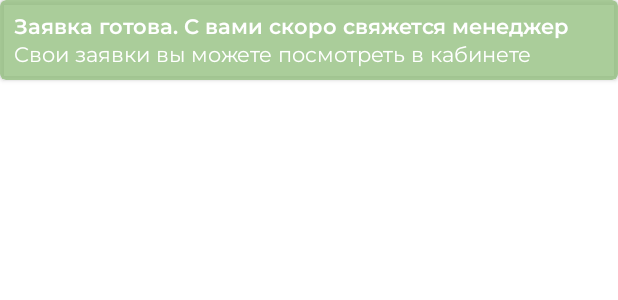
After one commit to MikaOlala/toigether-anddroid-app, an Android app: the layout toast.xml on its own in the app's theme, with its tools: preview values and no code run, on a phone screen of 412 x 824 dp. The commit adds this screen. Shown: the top 300 px of the screen. Run offline under Robolectric (Android 15) with nearby library versions, the phone set to English and light mode, and no system bars.

Commit message:
made toast

```diff
--- a/app/src/main/java/com/example/toigether/organizations/OrganizationActivity.java
+++ b/app/src/main/java/com/example/toigether/organizations/OrganizationActivity.java
@@ -15,6 +15,8 @@ import android.os.Bundle;
 import android.text.SpannableString;
 import android.text.style.UnderlineSpan;
 import android.util.Log;
+import android.view.Gravity;
+import android.view.LayoutInflater;
 import android.view.View;
 import android.view.ViewGroup;
 import android.view.Window;
@@ -24,6 +26,7 @@ import android.widget.ImageView;
 import android.widget.ListView;
 import android.widget.SearchView;
 import android.widget.TextView;
+import android.widget.Toast;
 
 import com.example.toigether.R;
 import com.example.toigether.adapters.CustomPager;
@@ -120,6 +123,7 @@ public class OrganizationActivity extends AppCompatActivity {
         dialog.setContentView(R.layout.dialog_make_meeting);
 
         TextView cancel = dialog.findViewById(R.id.cancel);
+        Button call = dialog.findViewById(R.id.call);
         ListView list = dialog.findViewById(R.id.servicesList);
 
         Gson gson = new Gson();
@@ -141,6 +145,23 @@ public class OrganizationActivity extends AppCompatActivity {
 
         dialog.show();
 
+        call.setOnClickListener(new View.OnClickListener() {
+            @Override
+            public void onClick(View view) {
+                LayoutInflater inflater = getLayoutInflater();
+                View layout = inflater.inflate(R.layout.toast,
+                        (ViewGroup) findViewById(R.id.toast));
+
+                Toast toast = new Toast(getApplicationContext());
+                toast.setGravity(Gravity.TOP, 0, 30);
+                toast.setDuration(Toast.LENGTH_LONG);
+                toast.setView(layout);
+                toast.show();
+
+                dialog.cancel();
+            }
+        });
+
         cancel.setOnClickListener(new View.OnClickListener() {
             @Override
             public void onClick(View v) {
--- /dev/null
+++ b/app/src/main/res/layout/toast.xml
@@ -0,0 +1,39 @@
+<?xml version="1.0" encoding="utf-8"?>
+<androidx.cardview.widget.CardView xmlns:android="http://schemas.android.com/apk/res/android"
+    android:id="@+id/toast"
+    android:layout_width="match_parent"
+    android:layout_height="wrap_content"
+    xmlns:app="http://schemas.android.com/apk/res-auto"
+    app:cardBackgroundColor="@color/green_trans"
+    app:cardCornerRadius="4sp"
+    android:background="@color/transparent">
+    <androidx.constraintlayout.widget.ConstraintLayout
+        android:layout_width="match_parent"
+        android:layout_height="wrap_content"
+        android:paddingHorizontal="9sp"
+        android:paddingVertical="8sp">
+
+    <TextView
+        android:id="@+id/request_ready"
+        android:layout_width="wrap_content"
+        android:layout_height="wrap_content"
+        android:text="@string/toast_text_1"
+        android:textSize="14sp"
+        android:textColor="@color/white"
+        android:fontFamily="@font/montserrat_semi_bold"
+        app:layout_constraintLeft_toLeftOf="parent"
+        app:layout_constraintTop_toTopOf="parent"/>
+
+    <TextView
+        android:layout_width="wrap_content"
+        android:layout_height="wrap_content"
+        android:text="@string/toast_text_2"
+        android:textSize="14sp"
+        android:textColor="@color/white"
+        android:fontFamily="@font/montserrat_regular"
+        app:layout_constraintLeft_toLeftOf="parent"
+        app:layout_constraintTop_toBottomOf="@id/request_ready"/>
+
+    </androidx.constraintlayout.widget.ConstraintLayout>
+
+</androidx.cardview.widget.CardView>
--- a/app/src/main/res/values/colors.xml
+++ b/app/src/main/res/values/colors.xml
@@ -10,6 +10,8 @@
     <color name="white">#FFFFFFFF</color>
     <color name="transparent">#00FFFFFF</color>
 
+
+    <color name="green_trans">#CB95C180</color>
     <color name="orange">#ED7D2B</color>
     <color name="light_orange">#FFB681</color>
     <color name="light_gray">#CED7DF</color>
--- a/app/src/main/res/values/strings.xml
+++ b/app/src/main/res/values/strings.xml
@@ -60,4 +60,6 @@
     <string name="make_call">Созвониться</string>
     <string name="telegram">Telegram</string>
     <string name="whatsapp">WhatsApp</string>
+    <string name="toast_text_2">Свои заявки вы можете посмотреть в кабинете</string>
+    <string name="toast_text_1">Заявка готова. С вами скоро свяжется менеджер</string>
 </resources>
```
Also changed, not shown: app/src/main/res/font/montserrat_regular.ttf (added).
